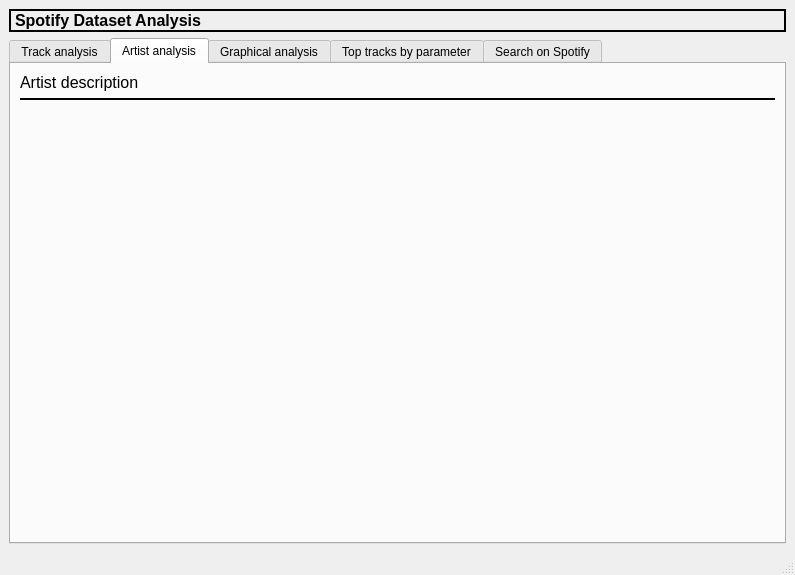
moonless-linew/edu-hse-spotify-analyser, file graphics/main.ui: the form before one commit.
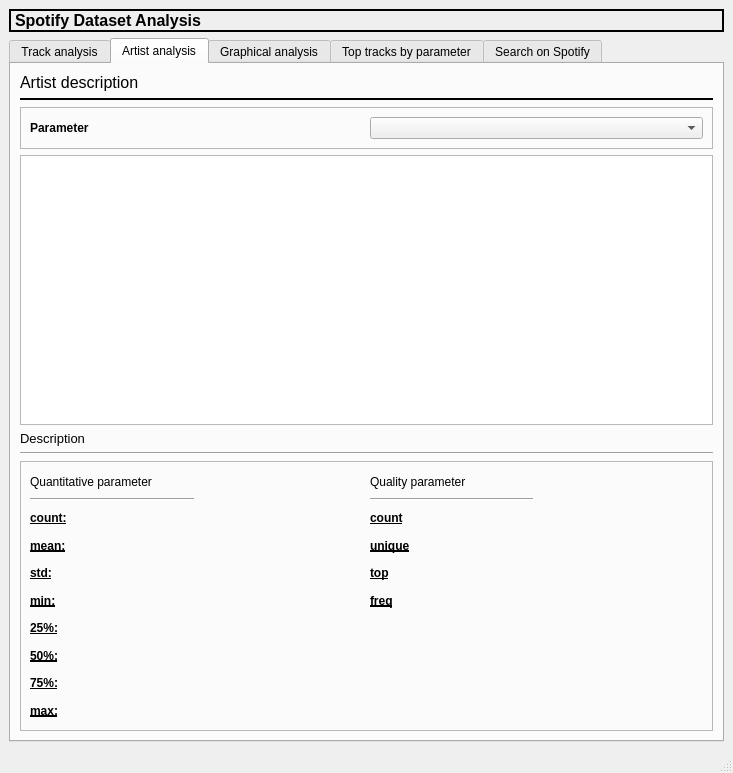
The form after the commit. The open tabs and pages were chosen to show the change. Icons and pictures are not drawn.

Commit message: layout new feature artist describe

Diff of the .ui file:
```diff
--- a/graphics/main.ui
+++ b/graphics/main.ui
@@ -6,8 +6,8 @@
    <rect>
     <x>0</x>
     <y>0</y>
-    <width>795</width>
-    <height>575</height>
+    <width>733</width>
+    <height>773</height>
    </rect>
   </property>
   <property name="cursor">
@@ -588,17 +588,352 @@
          </widget>
         </item>
         <item>
-         <spacer name="verticalSpacer_3">
+         <widget class="QFrame" name="frame_7">
+          <property name="frameShape">
+           <enum>QFrame::StyledPanel</enum>
+          </property>
+          <property name="frameShadow">
+           <enum>QFrame::Raised</enum>
+          </property>
+          <layout class="QHBoxLayout" name="horizontalLayout">
+           <item>
+            <widget class="QLabel" name="label_25">
+             <property name="font">
+              <font>
+               <weight>75</weight>
+               <bold>true</bold>
+              </font>
+             </property>
+             <property name="text">
+              <string>Parameter</string>
+             </property>
+            </widget>
+           </item>
+           <item>
+            <widget class="QComboBox" name="artist_parameter"/>
+           </item>
+          </layout>
+         </widget>
+        </item>
+        <item>
+         <widget class="QListWidget" name="artist_list"/>
+        </item>
+        <item>
+         <widget class="QLabel" name="label_43">
+          <property name="font">
+           <font>
+            <pointsize>10</pointsize>
+           </font>
+          </property>
+          <property name="text">
+           <string>Description</string>
+          </property>
+         </widget>
+        </item>
+        <item>
+         <widget class="Line" name="line_10">
           <property name="orientation">
-           <enum>Qt::Vertical</enum>
+           <enum>Qt::Horizontal</enum>
           </property>
-          <property name="sizeHint" stdset="0">
-           <size>
-            <width>20</width>
-            <height>40</height>
-           </size>
+         </widget>
+        </item>
+        <item>
+         <widget class="QFrame" name="frame_6">
+          <property name="sizePolicy">
+           <sizepolicy hsizetype="Expanding" vsizetype="Expanding">
+            <horstretch>0</horstretch>
+            <verstretch>0</verstretch>
+           </sizepolicy>
           </property>
-         </spacer>
+          <property name="frameShape">
+           <enum>QFrame::StyledPanel</enum>
+          </property>
+          <property name="frameShadow">
+           <enum>QFrame::Plain</enum>
+          </property>
+          <layout class="QGridLayout" name="gridLayout_5">
+           <item row="7" column="1">
+            <widget class="QLabel" name="per50">
+             <property name="text">
+              <string/>
+             </property>
+            </widget>
+           </item>
+           <item row="5" column="0">
+            <widget class="QLabel" name="label_37">
+             <property name="font">
+              <font>
+               <weight>75</weight>
+               <bold>true</bold>
+               <underline>true</underline>
+              </font>
+             </property>
+             <property name="text">
+              <string>min:</string>
+             </property>
+            </widget>
+           </item>
+           <item row="4" column="1">
+            <widget class="QLabel" name="std">
+             <property name="text">
+              <string/>
+             </property>
+            </widget>
+           </item>
+           <item row="3" column="0">
+            <widget class="QLabel" name="label_35">
+             <property name="font">
+              <font>
+               <weight>75</weight>
+               <bold>true</bold>
+               <underline>true</underline>
+              </font>
+             </property>
+             <property name="text">
+              <string>mean:</string>
+             </property>
+            </widget>
+           </item>
+           <item row="6" column="0">
+            <widget class="QLabel" name="label_39">
+             <property name="font">
+              <font>
+               <weight>75</weight>
+               <bold>true</bold>
+               <underline>true</underline>
+              </font>
+             </property>
+             <property name="text">
+              <string>25%:</string>
+             </property>
+            </widget>
+           </item>
+           <item row="8" column="0">
+            <widget class="QLabel" name="label_41">
+             <property name="font">
+              <font>
+               <weight>75</weight>
+               <bold>true</bold>
+               <underline>true</underline>
+              </font>
+             </property>
+             <property name="text">
+              <string>75%:</string>
+             </property>
+            </widget>
+           </item>
+           <item row="0" column="0">
+            <widget class="QLabel" name="label_52">
+             <property name="text">
+              <string>Quantitative parameter</string>
+             </property>
+            </widget>
+           </item>
+           <item row="6" column="1">
+            <widget class="QLabel" name="per25">
+             <property name="text">
+              <string/>
+             </property>
+            </widget>
+           </item>
+           <item row="1" column="2">
+            <widget class="Line" name="line_11">
+             <property name="orientation">
+              <enum>Qt::Horizontal</enum>
+             </property>
+            </widget>
+           </item>
+           <item row="1" column="0">
+            <widget class="Line" name="line_8">
+             <property name="orientation">
+              <enum>Qt::Horizontal</enum>
+             </property>
+            </widget>
+           </item>
+           <item row="5" column="1">
+            <widget class="QLabel" name="min">
+             <property name="text">
+              <string/>
+             </property>
+            </widget>
+           </item>
+           <item row="3" column="3">
+            <widget class="QLabel" name="unique">
+             <property name="text">
+              <string/>
+             </property>
+            </widget>
+           </item>
+           <item row="3" column="1">
+            <widget class="QLabel" name="mean">
+             <property name="text">
+              <string/>
+             </property>
+            </widget>
+           </item>
+           <item row="2" column="3">
+            <widget class="QLabel" name="count_quality">
+             <property name="text">
+              <string/>
+             </property>
+            </widget>
+           </item>
+           <item row="9" column="1">
+            <widget class="QLabel" name="max">
+             <property name="text">
+              <string/>
+             </property>
+            </widget>
+           </item>
+           <item row="2" column="0">
+            <widget class="QLabel" name="label_34">
+             <property name="font">
+              <font>
+               <weight>75</weight>
+               <bold>true</bold>
+               <underline>true</underline>
+              </font>
+             </property>
+             <property name="text">
+              <string>count:</string>
+             </property>
+            </widget>
+           </item>
+           <item row="2" column="1">
+            <widget class="QLabel" name="count">
+             <property name="text">
+              <string/>
+             </property>
+            </widget>
+           </item>
+           <item row="8" column="1">
+            <widget class="QLabel" name="per75">
+             <property name="text">
+              <string/>
+             </property>
+            </widget>
+           </item>
+           <item row="4" column="0">
+            <widget class="QLabel" name="label_36">
+             <property name="font">
+              <font>
+               <weight>75</weight>
+               <bold>true</bold>
+               <underline>true</underline>
+              </font>
+             </property>
+             <property name="text">
+              <string>std:</string>
+             </property>
+            </widget>
+           </item>
+           <item row="9" column="0">
+            <widget class="QLabel" name="label_42">
+             <property name="font">
+              <font>
+               <weight>75</weight>
+               <bold>true</bold>
+               <underline>true</underline>
+              </font>
+             </property>
+             <property name="text">
+              <string>max:</string>
+             </property>
+            </widget>
+           </item>
+           <item row="0" column="2">
+            <widget class="QLabel" name="label_53">
+             <property name="text">
+              <string>Quality parameter</string>
+             </property>
+            </widget>
+           </item>
+           <item row="7" column="0">
+            <widget class="QLabel" name="label_40">
+             <property name="font">
+              <font>
+               <weight>75</weight>
+               <bold>true</bold>
+               <underline>true</underline>
+              </font>
+             </property>
+             <property name="text">
+              <string>50%:</string>
+             </property>
+            </widget>
+           </item>
+           <item row="5" column="2">
+            <widget class="QLabel" name="freq_label">
+             <property name="font">
+              <font>
+               <weight>75</weight>
+               <bold>true</bold>
+               <underline>true</underline>
+              </font>
+             </property>
+             <property name="text">
+              <string>freq</string>
+             </property>
+            </widget>
+           </item>
+           <item row="5" column="3">
+            <widget class="QLabel" name="freq">
+             <property name="text">
+              <string/>
+             </property>
+            </widget>
+           </item>
+           <item row="4" column="2">
+            <widget class="QLabel" name="top_label">
+             <property name="font">
+              <font>
+               <weight>75</weight>
+               <bold>true</bold>
+               <underline>true</underline>
+              </font>
+             </property>
+             <property name="text">
+              <string>top</string>
+             </property>
+            </widget>
+           </item>
+           <item row="3" column="2">
+            <widget class="QLabel" name="unique_label">
+             <property name="font">
+              <font>
+               <weight>75</weight>
+               <bold>true</bold>
+               <underline>true</underline>
+              </font>
+             </property>
+             <property name="text">
+              <string>unique</string>
+             </property>
+            </widget>
+           </item>
+           <item row="4" column="3">
+            <widget class="QLabel" name="top">
+             <property name="text">
+              <string/>
+             </property>
+            </widget>
+           </item>
+           <item row="2" column="2">
+            <widget class="QLabel" name="label_55">
+             <property name="font">
+              <font>
+               <weight>75</weight>
+               <bold>true</bold>
+               <underline>true</underline>
+              </font>
+             </property>
+             <property name="text">
+              <string>count</string>
+             </property>
+            </widget>
+           </item>
+          </layout>
+         </widget>
         </item>
        </layout>
       </widget>
```
Left out of the diff: 442 changed lines with no effect on the pictures. The commit also changes 2 other files.
